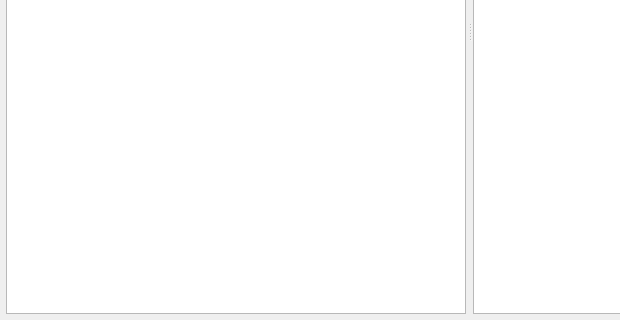
The window that testwidget.ui (MasterAler/gdrive_test) describes before a commit, drawn with Qt 5; both pictures show x 0 to 620 and y 258 to 578 of the 938 by 578 pixel window.
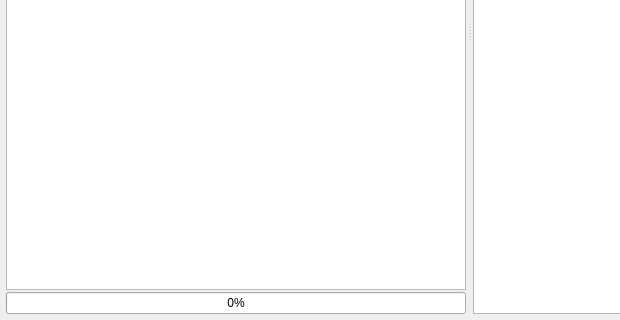
The same window after the commit.

```diff
--- a/testwidget.ui
+++ b/testwidget.ui
@@ -110,6 +110,13 @@
            <item>
             <widget class="QListWidget" name="filesListWidget"/>
            </item>
+           <item>
+            <widget class="QProgressBar" name="lameProgressBar">
+             <property name="value">
+              <number>0</number>
+             </property>
+            </widget>
+           </item>
           </layout>
          </widget>
          <widget class="QSplitter" name="splitter">
```
